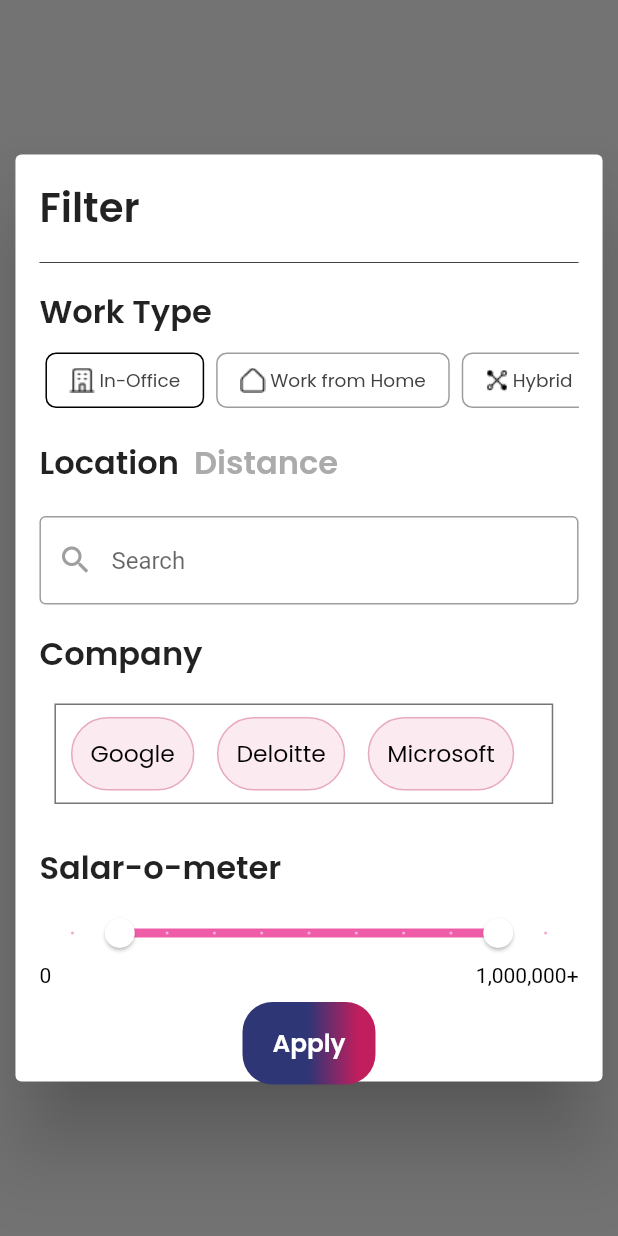
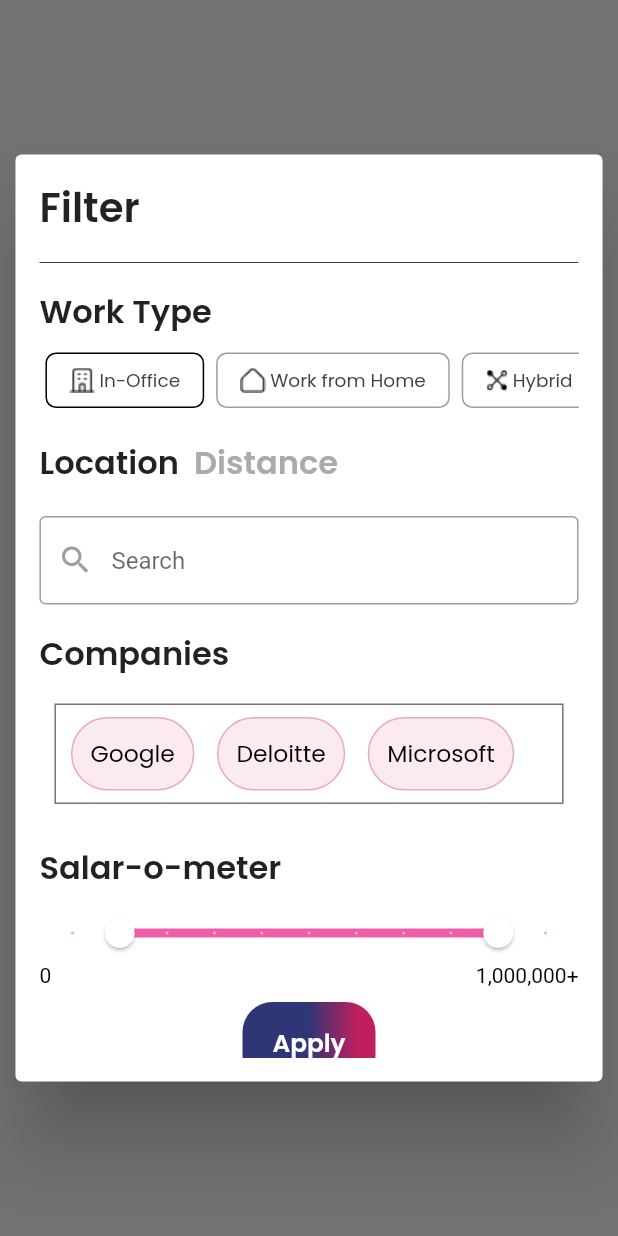
Before and after one commit to dani8h/Linktopus_App, a Flutter app: the screen it shows after launch, after a tap on "Open Popup", on a phone screen of 412 x 824 dp. Run offline on Flutter 3.47's test engine with Material 2 defaults, Android fonts, the light colour scheme and no system bars; our stand-ins replace cloud_firestore, file_picker, firebase_auth, firebase_core, firebase_storage, google_fonts and 4 more; missing offline and left inert: flutter_facebook_auth; accounts and stored records are empty.

Commit message:
renderflow error fixed

```diff
--- a/lib/popup/filter_popup.dart
+++ b/lib/popup/filter_popup.dart
@@ -76,8 +76,8 @@ class _JobPopupState extends State<JobPopup> {
           width: popupWidth,
           height: popupHeight,
           padding: EdgeInsets.all(16.0),
-          child: Column(
-            crossAxisAlignment: CrossAxisAlignment.start,
+          child: ListView(
+            // crossAxisAlignment: CrossAxisAlignment.start,
             children: [
               Text(
                 'Filter',
@@ -166,7 +166,7 @@ class _JobPopupState extends State<JobPopup> {
               ),
               SizedBox(height: 16.0),
               Text(
-                'Company',
+                'Companies',
                 style: TextStyle(
                   fontSize: screenWidth * 0.052,
                   fontWeight: FontWeight.w600,
```
